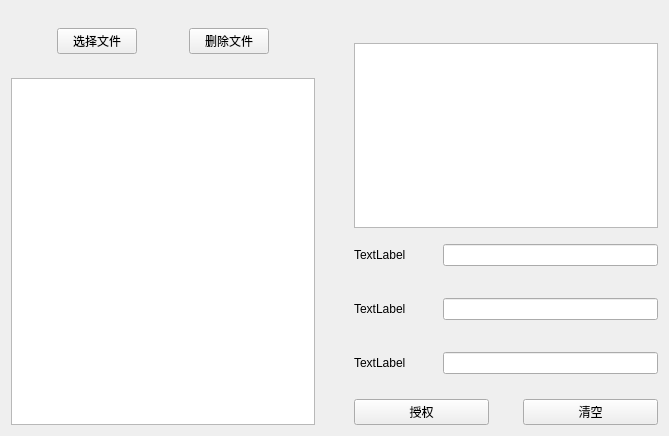
Nexisato/Multi_Level_Authentication_Demo, file QT_templates/filechosewindow.ui: the form before one commit.
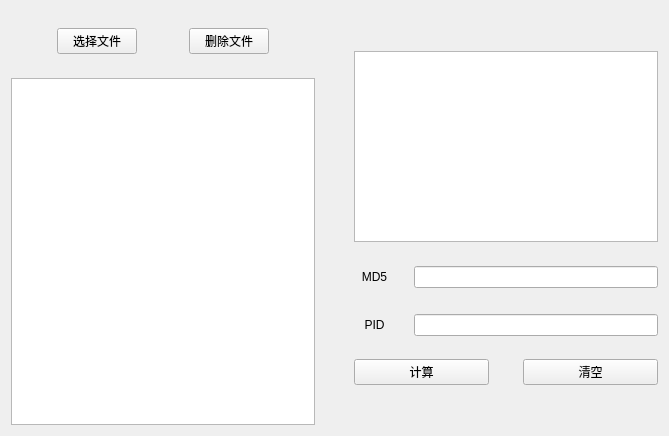
The form after the commit.

```diff
--- a/QT_templates/filechosewindow.ui
+++ b/QT_templates/filechosewindow.ui
@@ -149,55 +149,15 @@
       </spacer>
      </item>
      <item>
-      <layout class="QVBoxLayout" name="verticalLayout_2" stretch="7,1,2">
+      <layout class="QVBoxLayout" name="verticalLayout_2" stretch="0,1,2">
        <item>
-        <layout class="QVBoxLayout" name="verticalLayout" stretch="7,1,7,1,7">
+        <layout class="QVBoxLayout" name="verticalLayout" stretch="7,1,7">
          <item>
-          <layout class="QHBoxLayout" name="horizontalLayout_2" stretch="6,1,18">
-           <item>
-            <widget class="QLabel" name="label">
-             <property name="text">
-              <string>TextLabel</string>
-             </property>
-            </widget>
-           </item>
-           <item>
-            <spacer name="horizontalSpacer_2">
-             <property name="orientation">
-              <enum>Qt::Horizontal</enum>
-             </property>
-             <property name="sizeHint" stdset="0">
-              <size>
-               <width>40</width>
-               <height>20</height>
-              </size>
-             </property>
-            </spacer>
-           </item>
-           <item>
-            <widget class="QLineEdit" name="lineEdit_2"/>
-           </item>
-          </layout>
-         </item>
-         <item>
-          <spacer name="verticalSpacer_2">
-           <property name="orientation">
-            <enum>Qt::Vertical</enum>
-           </property>
-           <property name="sizeHint" stdset="0">
-            <size>
-             <width>20</width>
-             <height>40</height>
-            </size>
-           </property>
-          </spacer>
-         </item>
-         <item>
-          <layout class="QHBoxLayout" name="horizontalLayout_3" stretch="6,1,18">
+          <layout class="QHBoxLayout" name="horizontalLayout_3" stretch="3,1,18">
            <item>
             <widget class="QLabel" name="label_2">
              <property name="text">
-              <string>TextLabel</string>
+              <string>&lt;html&gt;&lt;head/&gt;&lt;body&gt;&lt;p align=&quot;center&quot;&gt;MD5&lt;/p&gt;&lt;/body&gt;&lt;/html&gt;</string>
              </property>
             </widget>
            </item>
@@ -215,7 +175,11 @@
             </spacer>
            </item>
            <item>
-            <widget class="QLineEdit" name="lineEdit_3"/>
+            <widget class="QLineEdit" name="edit_hash">
+             <property name="readOnly">
+              <bool>true</bool>
+             </property>
+            </widget>
            </item>
           </layout>
          </item>
@@ -233,11 +197,11 @@
           </spacer>
          </item>
          <item>
-          <layout class="QHBoxLayout" name="horizontalLayout_4" stretch="6,1,18">
+          <layout class="QHBoxLayout" name="horizontalLayout_4" stretch="3,1,18">
            <item>
             <widget class="QLabel" name="label_3">
              <property name="text">
-              <string>TextLabel</string>
+              <string>&lt;html&gt;&lt;head/&gt;&lt;body&gt;&lt;p align=&quot;center&quot;&gt;PID&lt;/p&gt;&lt;/body&gt;&lt;/html&gt;</string>
              </property>
             </widget>
            </item>
@@ -255,7 +219,11 @@
             </spacer>
            </item>
            <item>
-            <widget class="QLineEdit" name="lineEdit_4"/>
+            <widget class="QLineEdit" name="edit_pid">
+             <property name="readOnly">
+              <bool>true</bool>
+             </property>
+            </widget>
            </item>
           </layout>
          </item>
@@ -279,7 +247,7 @@
          <item>
           <widget class="QPushButton" name="btn_add">
            <property name="text">
-            <string>授权</string>
+            <string>计算</string>
            </property>
           </widget>
          </item>
@@ -307,6 +275,19 @@
        </item>
       </layout>
      </item>
+     <item>
+      <spacer name="verticalSpacer_2">
+       <property name="orientation">
+        <enum>Qt::Vertical</enum>
+       </property>
+       <property name="sizeHint" stdset="0">
+        <size>
+         <width>20</width>
+         <height>40</height>
+        </size>
+       </property>
+      </spacer>
+     </item>
     </layout>
    </item>
   </layout>
```
Left out of the diff: 2 changed lines with no effect on the pictures.
